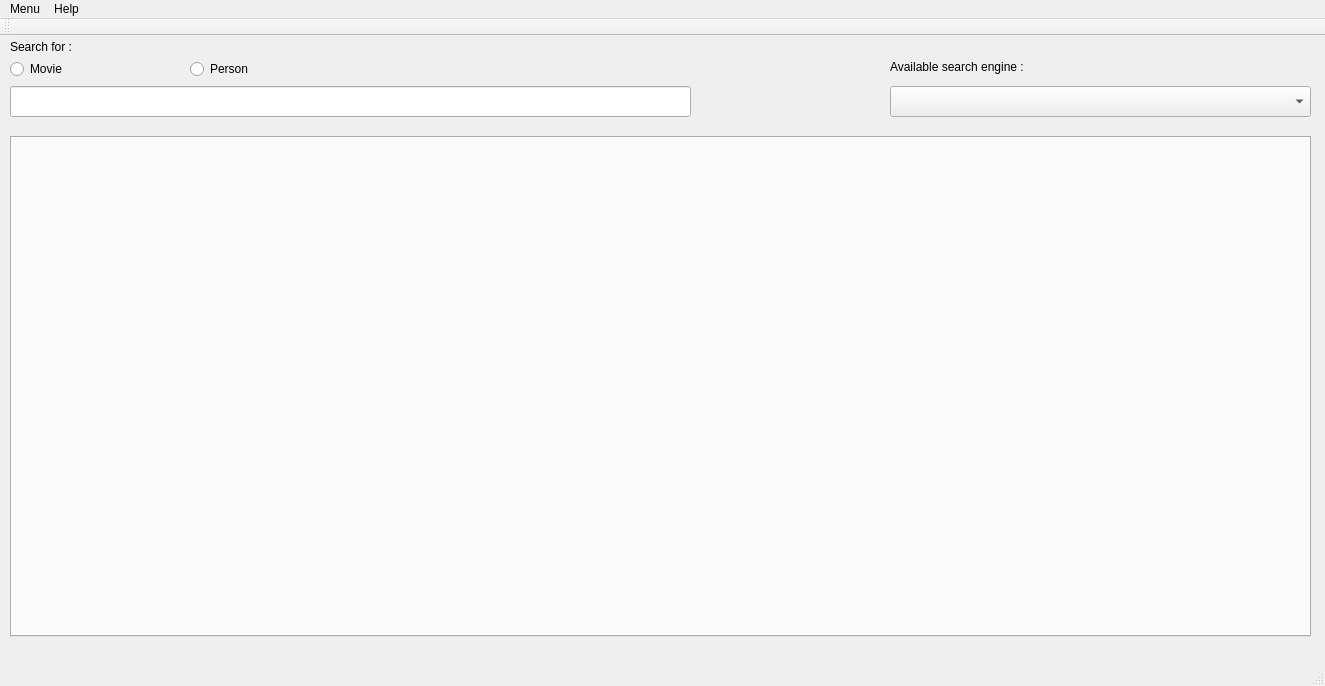
This is resources/MSMainwindow.ui in Moth13/moviesearch as Qt 5 draws it before an edit. The edited form follows.
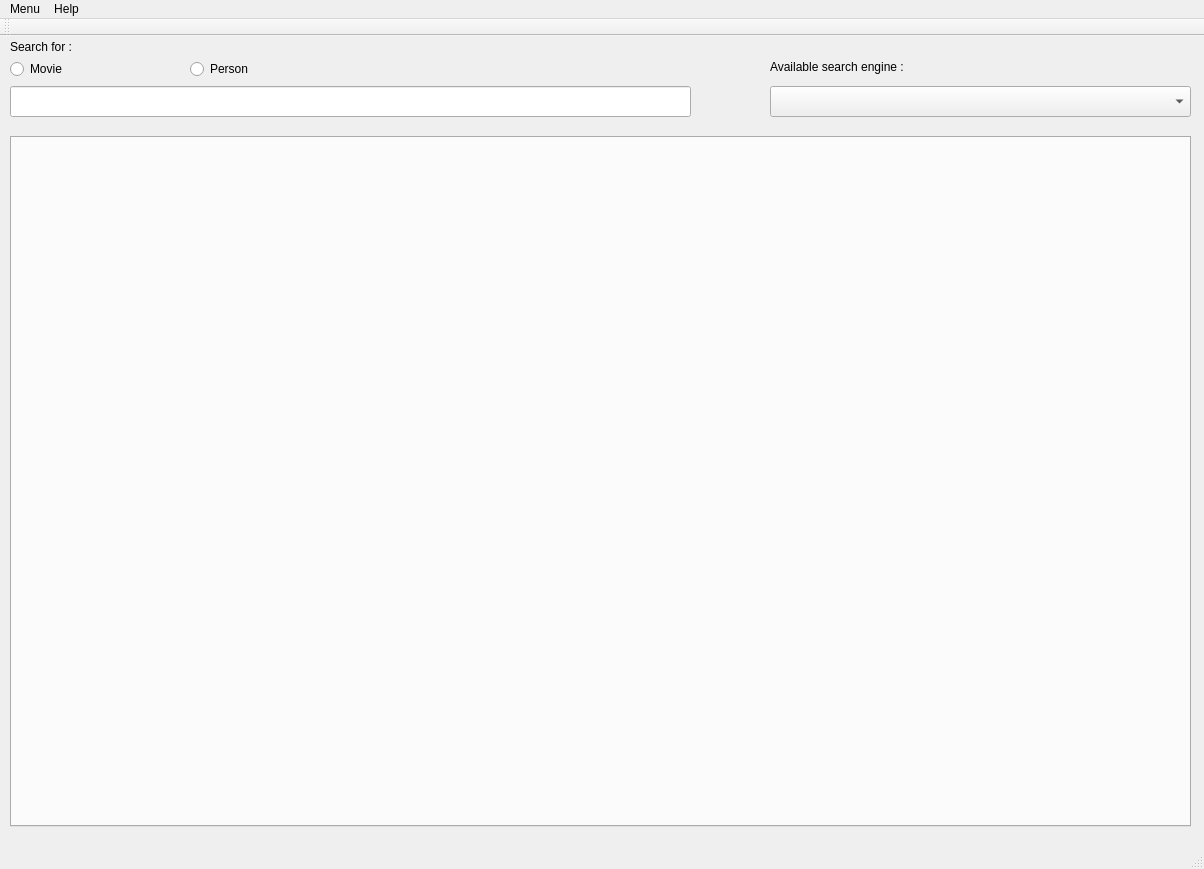
This is the edited form.

```diff
--- a/resources/MSMainwindow.ui
+++ b/resources/MSMainwindow.ui
@@ -6,12 +6,12 @@
    <rect>
     <x>0</x>
     <y>0</y>
-    <width>1325</width>
-    <height>686</height>
+    <width>1204</width>
+    <height>869</height>
    </rect>
   </property>
   <property name="sizePolicy">
-   <sizepolicy hsizetype="Ignored" vsizetype="Ignored">
+   <sizepolicy hsizetype="Expanding" vsizetype="Expanding">
     <horstretch>0</horstretch>
     <verstretch>0</verstretch>
    </sizepolicy>
@@ -31,12 +31,12 @@
      <rect>
       <x>10</x>
       <y>100</y>
-      <width>1301</width>
-      <height>501</height>
+      <width>1181</width>
+      <height>691</height>
      </rect>
     </property>
     <property name="sizePolicy">
-     <sizepolicy hsizetype="Ignored" vsizetype="Ignored">
+     <sizepolicy hsizetype="Expanding" vsizetype="Expanding">
       <horstretch>0</horstretch>
       <verstretch>0</verstretch>
      </sizepolicy>
@@ -89,7 +89,7 @@
    <widget class="QComboBox" name="SearchEngine_Combox">
     <property name="geometry">
      <rect>
-      <x>890</x>
+      <x>770</x>
       <y>50</y>
       <width>421</width>
       <height>31</height>
@@ -99,7 +99,7 @@
    <widget class="QLabel" name="SearchEngine_Label">
     <property name="geometry">
      <rect>
-      <x>890</x>
+      <x>770</x>
       <y>20</y>
       <width>171</width>
       <height>21</height>
@@ -141,7 +141,7 @@
     <rect>
      <x>0</x>
      <y>0</y>
-     <width>1325</width>
+     <width>1204</width>
      <height>29</height>
     </rect>
    </property>
```
